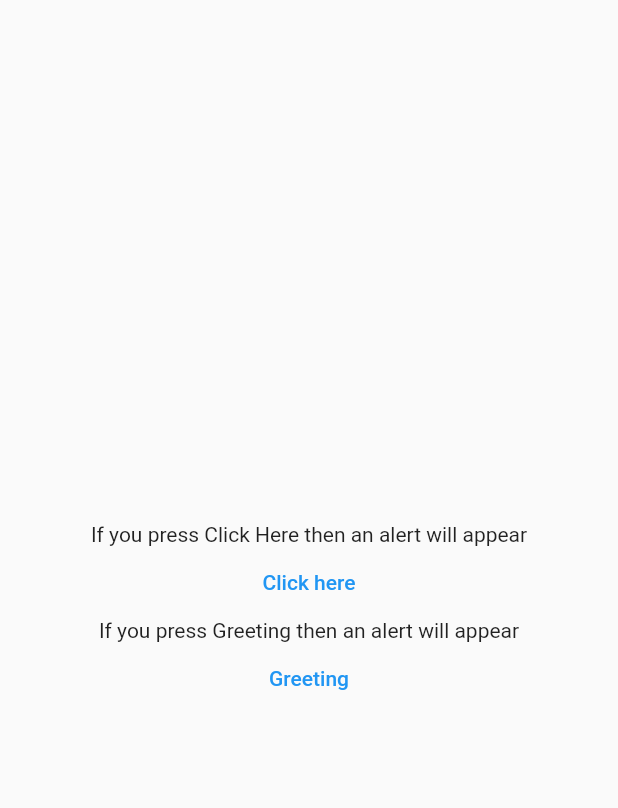
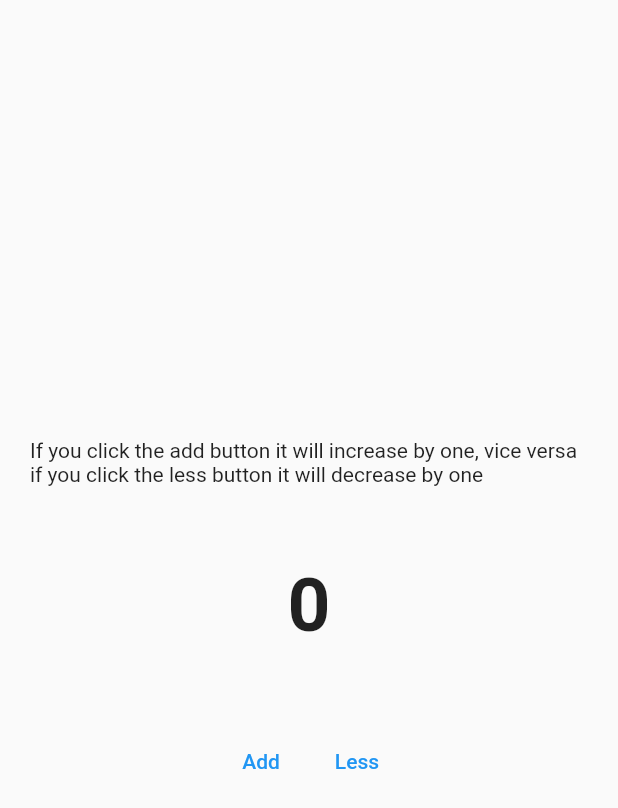
Before and after one commit to DumbwaysDotId/flutter-fundamental-result, a Flutter app: the screen it shows after launch, on a phone screen of 412 x 824 dp. Shown: the top 808 px of the screen. Run offline on Flutter 3.47's test engine with Material 2 defaults, Android fonts, the phone set to English and light mode, and no system bars.

Commit message:
Local State

```diff
--- a/lib/main.dart
+++ b/lib/main.dart
@@ -1,5 +1,5 @@
 import 'package:flutter/material.dart';
-import 'src/screens/Event.dart';
+import 'src/screens/LocalState.dart';
 
 void main() {
   runApp(const MyApp());
@@ -14,7 +14,7 @@ class MyApp extends StatelessWidget {
       debugShowCheckedModeBanner: false,
       home: Scaffold(
           body: SafeArea(
-        child: Event(),
+        child: LocalState(),
       )),
     );
   }
--- a/lib/src/screens/Event.dart
+++ /dev/null
@@ -1,35 +0,0 @@
-import 'package:flutter/cupertino.dart';
-import 'package:flutter/material.dart';
-import 'package:flutter/src/widgets/container.dart';
-import 'package:flutter/src/widgets/framework.dart';
-
-class Event extends StatelessWidget {
-  const Event({super.key});
-
-  @override
-  Widget build(BuildContext context) {
-    var companyName = "Dumbways";
-    var country = "Indonesia";
-
-    return Container(
-      child: Center(
-          child: Column(
-        mainAxisAlignment: MainAxisAlignment.center,
-        children: [
-          Text("If you press Click Here then an alert will appear"),
-          TextButton(
-              onPressed: (() {
-                print("Hello Full-Stack Bootcamp Participants");
-              }),
-              child: Text("Click here")),
-          Text("If you press Greeting then an alert will appear"),
-          TextButton(
-              onPressed: (() {
-                print("=> Good Morning Everyone Have a Nice Day");
-              }),
-              child: Text("Greeting")),
-        ],
-      )),
-    );
-  }
-}
--- /dev/null
+++ b/lib/src/screens/LocalState.dart
@@ -0,0 +1,59 @@
+import 'package:flutter/cupertino.dart';
+import 'package:flutter/material.dart';
+import 'package:flutter/src/widgets/container.dart';
+import 'package:flutter/src/widgets/framework.dart';
+
+class LocalState extends StatefulWidget {
+  const LocalState({super.key});
+
+  @override
+  State<LocalState> createState() => _LocalStateState();
+}
+
+class _LocalStateState extends State<LocalState> {
+  int number = 0;
+
+  void Add() {
+    setState(() {
+      number = number + 1;
+    });
+  }
+
+  void Less() {
+    setState(() {
+      number = number - 1;
+    });
+  }
+
+  @override
+  Widget build(BuildContext context) {
+    return Container(
+      margin: EdgeInsets.symmetric(horizontal: 20.0),
+      child: Center(
+          child: Column(
+        mainAxisAlignment: MainAxisAlignment.center,
+        children: [
+          Text(
+              "If you click the add button it will increase by one, vice versa if you click the less button it will decrease by one"),
+          SizedBox(
+            height: 50.0,
+          ),
+          Text(
+            '${number}',
+            style: TextStyle(fontSize: 50.0, fontWeight: FontWeight.bold),
+          ),
+          SizedBox(
+            height: 50.0,
+          ),
+          Row(
+            mainAxisAlignment: MainAxisAlignment.center,
+            children: [
+              TextButton(onPressed: Add, child: Text('Add')),
+              TextButton(onPressed: Less, child: Text('Less'))
+            ],
+          )
+        ],
+      )),
+    );
+  }
+}
```
